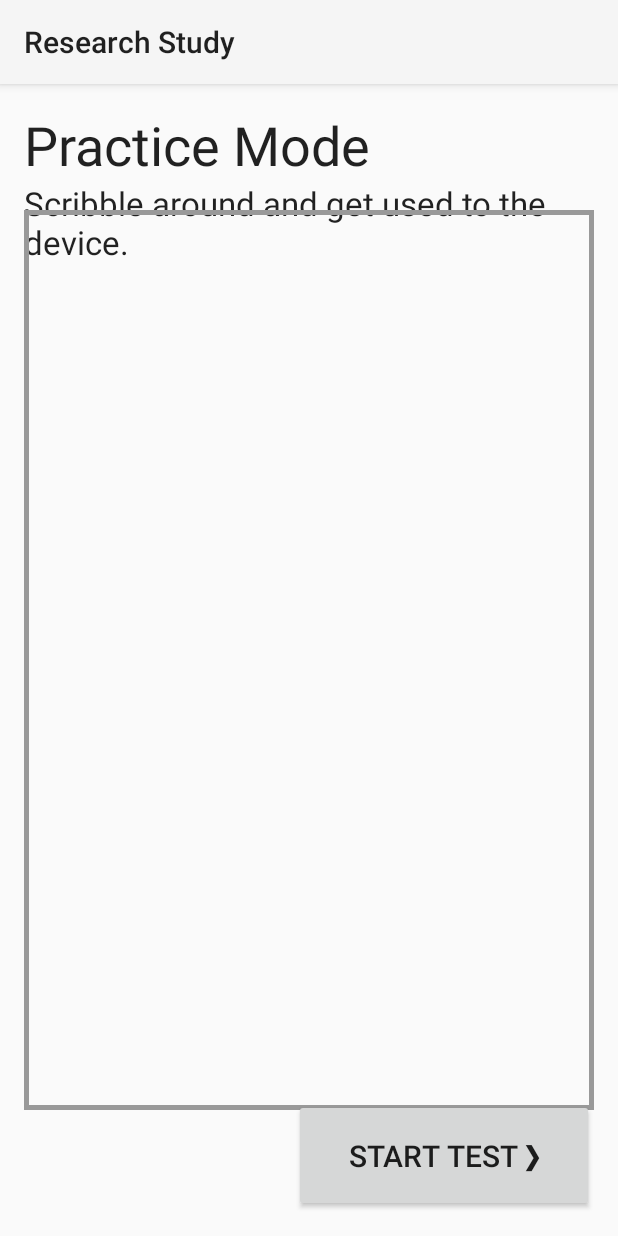
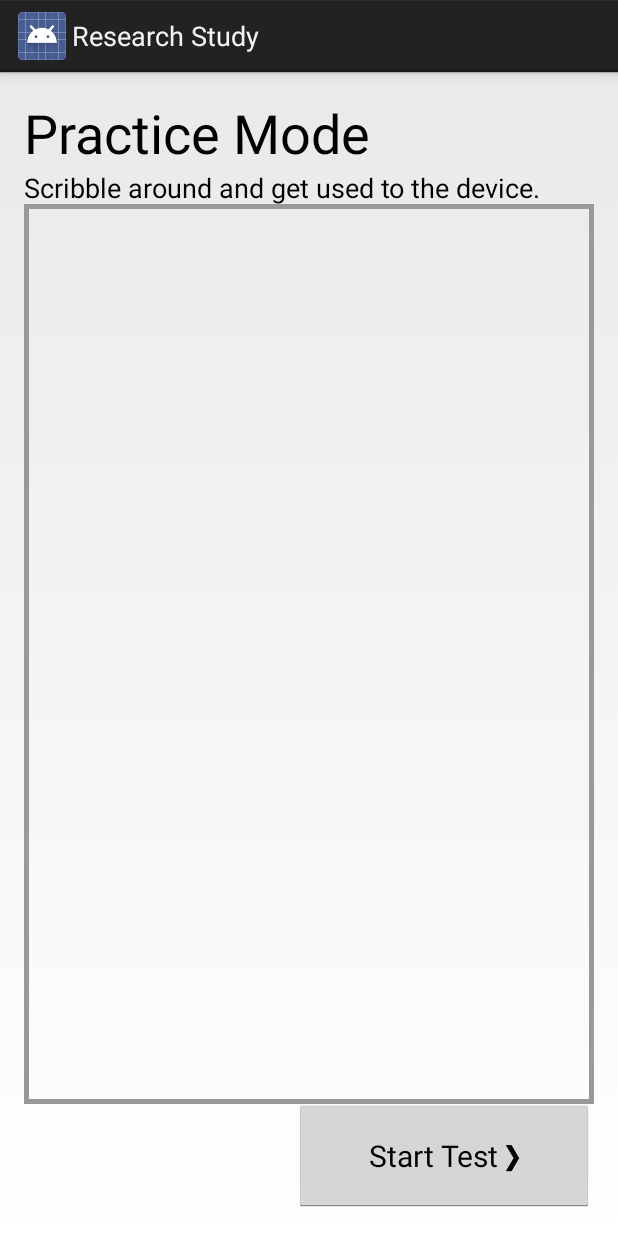
Before and after one commit to natalieperna/latency-research-app, an Android app: the MainActivity screen opened directly, with no data from a screen before it, on a phone screen of 412 x 824 dp. Run offline under Robolectric (Android 15) with nearby library versions, the phone set to English and light mode, and no system bars.

Commit message:
Code clean-up.

```diff
--- a/app/src/main/AndroidManifest.xml
+++ b/app/src/main/AndroidManifest.xml
@@ -1,4 +1,3 @@
-<?xml version="1.0" encoding="utf-8"?>
 <manifest xmlns:android="http://schemas.android.com/apk/res/android"
     package="com.natalieperna.researchstudy">
 
--- a/app/src/main/java/com/natalieperna/researchstudy/CanvasView.java
+++ b/app/src/main/java/com/natalieperna/researchstudy/CanvasView.java
@@ -20,8 +20,6 @@ public class CanvasView extends View {
 
     private Path path;
     private Paint paint;
-    private int paintColor = Color.RED;
-    private int brushSize = 10;
     private Queue<TimePoint> queue;
     private TestResults test;
 
@@ -35,6 +33,9 @@ public class CanvasView extends View {
      * Prepare the canvas for drawing with an empty path, brush size, colour, etc.
      */
     private void setupCanvas() {
+        int paintColor = Color.RED;
+        int brushSize = 10;
+
         path = new Path();
         paint = new Paint();
         paint.setColor(paintColor);
@@ -145,6 +146,10 @@ public class CanvasView extends View {
         }, 0, 100);
     }
 
+    public TestResults getTest() {
+        return test;
+    }
+
     /**
      * Comparator class for PriorityQueue
      */
@@ -160,8 +165,4 @@ public class CanvasView extends View {
             }
         }
     }
-
-    public TestResults getTest() {
-        return test;
-    }
 }
--- a/app/src/main/java/com/natalieperna/researchstudy/ParticipantResults.java
+++ b/app/src/main/java/com/natalieperna/researchstudy/ParticipantResults.java
@@ -11,12 +11,12 @@ import java.util.ArrayList;
 import java.util.Date;
 import java.util.UUID;
 
-public class ParticipantResults {
-    private String id;
-    private File file;
+class ParticipantResults {
     public char gender, handedness;
     public int age;
     public ArrayList<TestResults> tests;
+    private String id;
+    private File file;
 
     public ParticipantResults() {
         id = UUID.randomUUID().toString();
--- a/app/src/main/java/com/natalieperna/researchstudy/TimePoint.java
+++ b/app/src/main/java/com/natalieperna/researchstudy/TimePoint.java
@@ -3,7 +3,7 @@ package com.natalieperna.researchstudy;
 /**
  * Represents a drawing coordinate (x, y) and the time, t, that it was collected
  */
-public class TimePoint {
+class TimePoint {
     float x, y; // Coordinate
     long t; // Time at that position
 
--- a/app/src/main/res/drawable/circle.xml
+++ b/app/src/main/res/drawable/circle.xml
@@ -2,6 +2,6 @@
 <shape xmlns:android="http://schemas.android.com/apk/res/android"
     android:shape="oval">
     <stroke
-        android:width="5dp"
-        android:color="#000" />
+        android:width="@dimen/circleStroke"
+        android:color="@color/black" />
 </shape>
--- a/app/src/main/res/drawable/frame.xml
+++ b/app/src/main/res/drawable/frame.xml
@@ -2,6 +2,6 @@
 <shape xmlns:android="http://schemas.android.com/apk/res/android"
     android:shape="rectangle">
     <stroke
-        android:width="3dp"
-        android:color="#999" />
+        android:width="@dimen/canvasStroke"
+        android:color="@color/grey" />
 </shape>
--- a/app/src/main/res/layout/activity_main.xml
+++ b/app/src/main/res/layout/activity_main.xml
@@ -1,60 +1,60 @@
+<?xml version="1.0" encoding="utf-8"?>
 <RelativeLayout xmlns:android="http://schemas.android.com/apk/res/android"
     xmlns:tools="http://schemas.android.com/tools"
     android:layout_width="match_parent"
     android:layout_height="match_parent"
+    android:paddingBottom="@dimen/activity_vertical_margin"
     android:paddingLeft="@dimen/activity_horizontal_margin"
     android:paddingRight="@dimen/activity_horizontal_margin"
     android:paddingTop="@dimen/activity_vertical_margin"
-    android:paddingBottom="@dimen/activity_vertical_margin"
     tools:context=".MainActivity">
 
     <TextView
+        android:id="@+id/titleView"
+        style="@style/title"
         android:layout_width="wrap_content"
         android:layout_height="wrap_content"
-        android:textSize="36sp"
-        android:textAppearance="?android:attr/textAppearanceLarge"
-        android:text="@string/practiceTitle"
-        android:id="@+id/titleView"
+        android:layout_alignParentLeft="true"
+        android:layout_alignParentStart="true"
         android:layout_alignParentTop="true"
-        android:layout_alignParentLeft="true"
-        android:layout_alignParentStart="true" />
+        android:text="@string/practiceTitle" />
 
     <TextView
+        android:id="@+id/textView"
+        style="@style/instructions"
         android:layout_width="wrap_content"
         android:layout_height="wrap_content"
-        android:textAppearance="?android:attr/textAppearanceLarge"
-        android:text="@string/practiceInstructions"
-        android:id="@+id/textView"
+        android:layout_alignParentLeft="true"
+        android:layout_alignParentStart="true"
         android:layout_below="@+id/titleView"
-        android:layout_alignParentLeft="true"
-        android:layout_alignParentStart="true" />
+        android:text="@string/practiceInstructions" />
 
     <View
         android:id="@+id/circle"
-        android:layout_width="400dp"
-        android:layout_height="400dp"
+        android:layout_width="@dimen/circleSize"
+        android:layout_height="@dimen/circleSize"
+        android:layout_centerHorizontal="true"
+        android:layout_centerVertical="true"
         android:background="@drawable/circle"
-        android:layout_centerVertical="true"
-        android:layout_centerHorizontal="true"
         android:visibility="invisible" />
 
     <com.natalieperna.researchstudy.CanvasView
         android:id="@+id/canvas"
-        android:background="@drawable/frame"
-        android:layout_width="600dp"
-        android:layout_height="600dp"
+        android:layout_width="@dimen/canvasWidth"
+        android:layout_height="@dimen/canvasHeight"
+        android:layout_centerHorizontal="true"
         android:layout_centerVertical="true"
-        android:layout_centerHorizontal="true" />
+        android:background="@drawable/frame" />
 
     <Button
+        android:id="@+id/button"
+        style="@style/button"
         android:layout_width="wrap_content"
         android:layout_height="wrap_content"
-        android:text="@string/startButton"
-        android:textSize="20sp"
-        android:minHeight="75dp"
-        android:minWidth="200dp"
-        android:id="@+id/button"
         android:layout_alignParentBottom="true"
+        android:layout_alignParentEnd="true"
         android:layout_alignParentRight="true"
-        android:layout_alignParentEnd="true" />
+        android:minHeight="@dimen/buttonHeight"
+        android:minWidth="@dimen/buttonWidth"
+        android:text="@string/startButton" />
 </RelativeLayout>
--- a/app/src/main/res/values-v21/styles.xml
+++ /dev/null
@@ -1,5 +0,0 @@
-<?xml version="1.0" encoding="utf-8"?>
-<resources>
-
-    <style name="AppTheme" parent="android:Theme.Material.Light"></style>
-</resources>
--- a/app/src/main/res/values-w820dp/dimens.xml
+++ /dev/null
@@ -1,6 +0,0 @@
-<resources>
-    <!-- Example customization of dimensions originally defined in res/values/dimens.xml
-         (such as screen margins) for screens with more than 820dp of available width. This
-         would include 7" and 10" devices in landscape (~960dp and ~1280dp respectively). -->
-    <dimen name="activity_horizontal_margin">64dp</dimen>
-</resources>
--- /dev/null
+++ b/app/src/main/res/values/colors.xml
@@ -0,0 +1,5 @@
+<?xml version="1.0" encoding="utf-8"?>
+<resources>
+    <color name="black">#000000</color>
+    <color name="grey">#999999</color>
+</resources>
--- a/app/src/main/res/values/dimens.xml
+++ b/app/src/main/res/values/dimens.xml
@@ -1,5 +1,12 @@
+<?xml version="1.0" encoding="utf-8"?>
 <resources>
-    <!-- Default screen margins, per the Android Design guidelines. -->
     <dimen name="activity_horizontal_margin">16dp</dimen>
     <dimen name="activity_vertical_margin">16dp</dimen>
+    <dimen name="circleStroke">5dp</dimen>
+    <dimen name="canvasStroke">3dp</dimen>
+    <dimen name="circleSize">400dp</dimen>
+    <dimen name="canvasWidth">600dp</dimen>
+    <dimen name="canvasHeight">600dp</dimen>
+    <dimen name="buttonHeight">75dp</dimen>
+    <dimen name="buttonWidth">200dp</dimen>
 </resources>
--- a/app/src/main/res/values/styles.xml
+++ b/app/src/main/res/values/styles.xml
@@ -1,8 +1,21 @@
+<?xml version="1.0" encoding="utf-8"?>
 <resources>
 
-    <!-- Base application theme. -->
-    <style name="AppTheme" parent="android:Theme.Holo.Light.DarkActionBar">
-        <!-- Customize your theme here. -->
+    <style name="AppTheme" parent="android:Theme.Holo.Light.DarkActionBar" />
+
+    <style name="title" parent="android:TextAppearance">
+        <item name="android:textSize">36sp</item>
     </style>
 
+    <style name="instructions" parent="android:TextAppearance">
+        <item name="android:textSize">18sp</item>
+    </style>
+
+    <style name="button">
+        <item name="android:textSize">20sp</item>
+    </style>
+
+    <style name="label" parent="android:TextAppearance">
+        <item name="android:textSize">18sp</item>
+    </style>
 </resources>
```
Also changed, not shown: app/src/main/java/com/natalieperna/researchstudy/SurveyActivity.java (+9 -5 lines), app/src/main/res/layout/activity_survey.xml (+21 -27 lines), app/src/main/res/values/strings.xml (+11 -2 lines).
